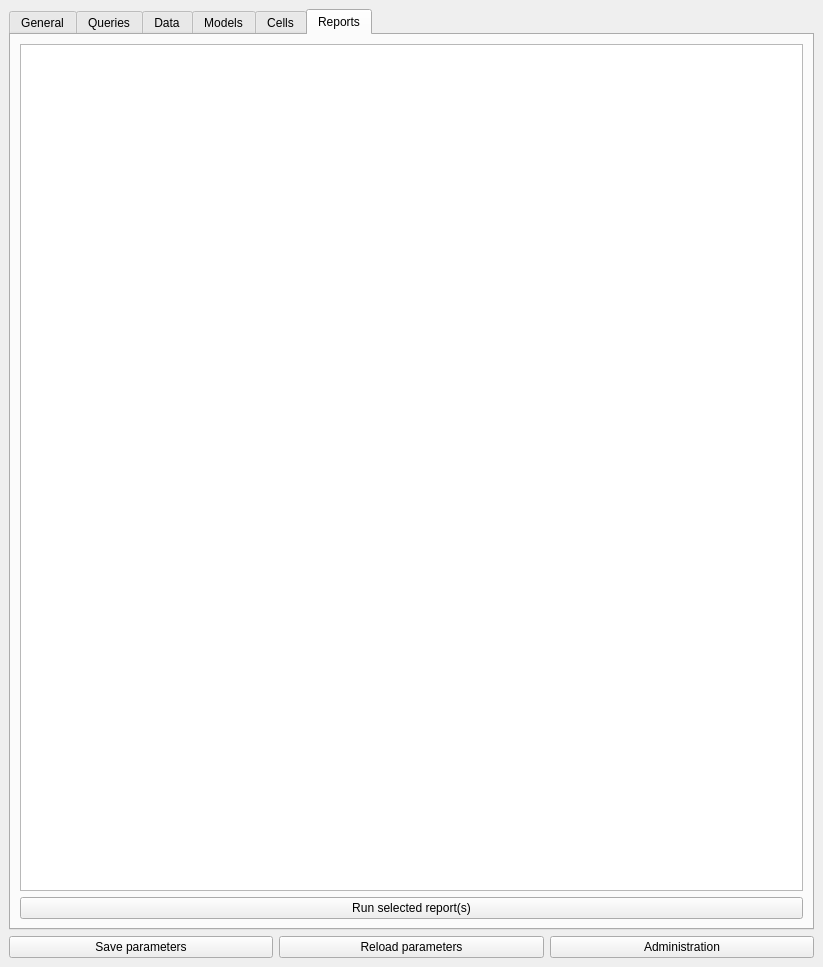
Above: eco_model/eco_model_dockwidget_base.ui from Skadesokonomi/Udvikling before the change. Below: the same form after it.
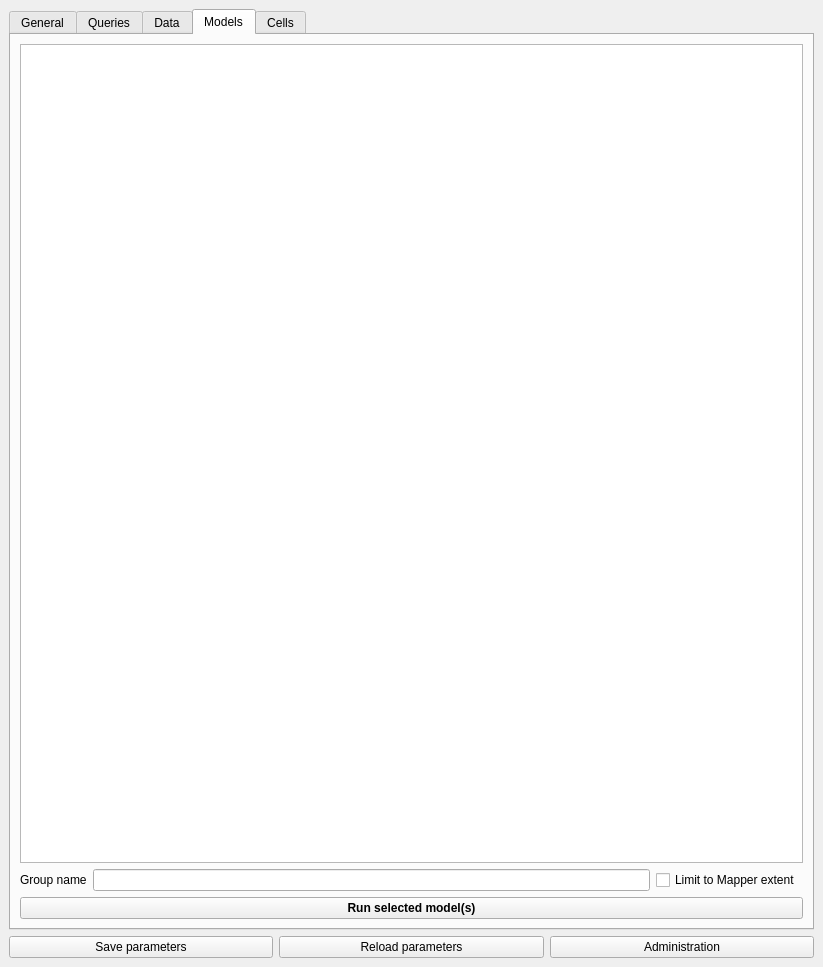
That is the form after the change. The open tabs and pages were chosen to show the change.

Diff of the .ui file:
```diff
--- a/eco_model/eco_model_dockwidget_base.ui
+++ b/eco_model/eco_model_dockwidget_base.ui
@@ -591,23 +591,6 @@
         </item>
        </layout>
       </widget>
-      <widget class="QWidget" name="tab_3">
-       <attribute name="title">
-        <string>Reports</string>
-       </attribute>
-       <layout class="QVBoxLayout" name="verticalLayout_4">
-        <item>
-         <widget class="QTreeView" name="tvReports"/>
-        </item>
-        <item>
-         <widget class="QPushButton" name="pbReportRun">
-          <property name="text">
-           <string>Run selected report(s)</string>
-          </property>
-         </widget>
-        </item>
-       </layout>
-      </widget>
      </widget>
     </item>
     <item>
```
Left out of the diff: 2 changed lines with no effect on the pictures.
